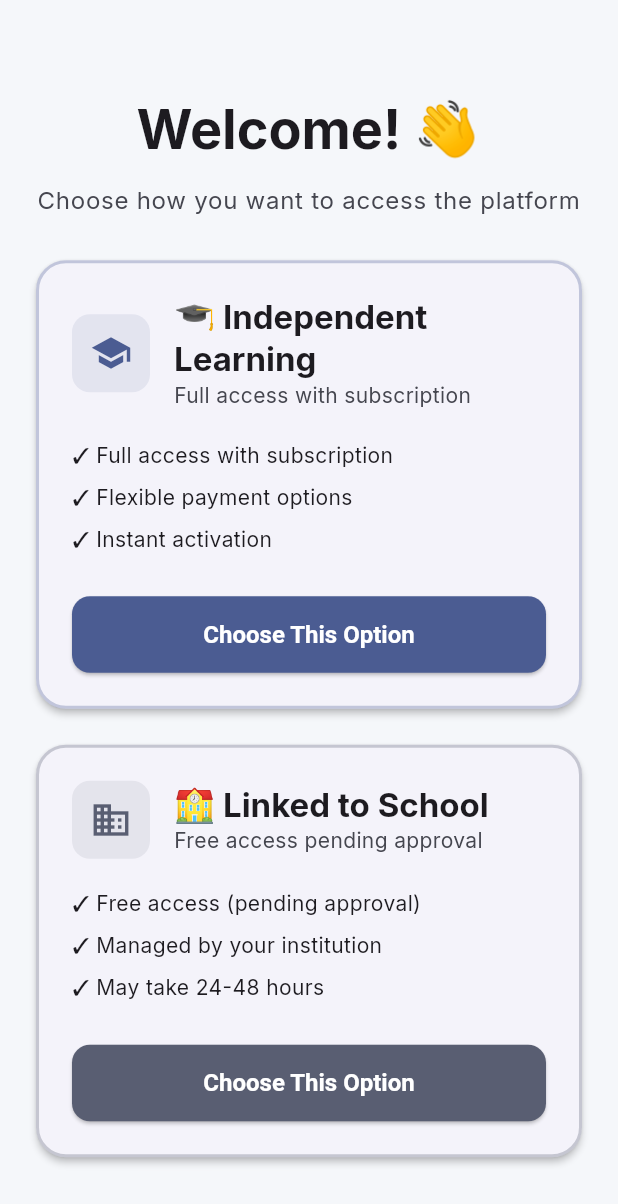
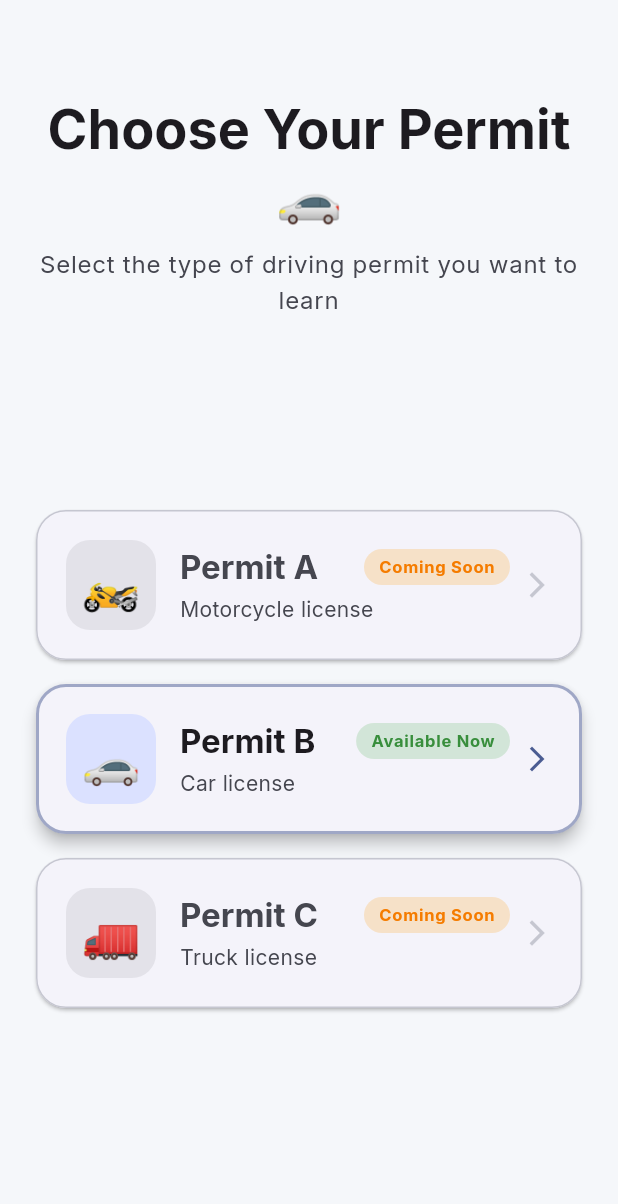
Before and after one commit to MedYahyaGarali-1/CodinyPlatforme-v2, a Flutter app: the OnboardingScreen screen opened directly, on a phone screen of 412 x 824 dp. Shown: the top 1204 px of the screen. Run offline on Flutter 3.47's test engine with Material 3 defaults, Android fonts, the light colour scheme and no system bars; our stand-ins replace fl_chart, google_fonts, shared_preferences, table_calendar; missing offline and left inert: flutter_pdfview; accounts and stored records are empty.

Commit message:
feat: Implement Permit A/B/C system - Replace Independent/School with permit types

```diff
--- a/codiny_platform_app/lib/data/models/profiles/student_profile.dart
+++ b/codiny_platform_app/lib/data/models/profiles/student_profile.dart
@@ -16,6 +16,7 @@ class StudentProfile {
   final String? schoolApprovalStatus;
   final bool? isActive;
   final String? accessLevel;
+  final String? permitType; // 'A', 'B', or 'C'
 
   const StudentProfile({
     required this.id,
@@ -31,6 +32,7 @@ class StudentProfile {
     this.schoolApprovalStatus,
     this.isActive,
     this.accessLevel,
+    this.permitType,
   });
 
   // ---------- FROM JSON ----------
@@ -55,6 +57,7 @@ class StudentProfile {
       schoolApprovalStatus: json['school_approval_status'],
       isActive: json['is_active'],
       accessLevel: json['access_level'],
+      permitType: json['permit_type'],
     );
   }
 
@@ -74,6 +77,7 @@ class StudentProfile {
       'school_approval_status': schoolApprovalStatus,
       'is_active': isActive,
       'access_level': accessLevel,
+      'permit_type': permitType,
     };
   }
 
--- a/codiny_platform_app/lib/data/repositories/onboarding_repository.dart
+++ b/codiny_platform_app/lib/data/repositories/onboarding_repository.dart
@@ -139,4 +139,27 @@ class OnboardingRepository {
       throw Exception('Failed to change access method: ${response.body}');
     }
   }
+
+  /// Choose permit type (A, B, or C)
+  Future<Map<String, dynamic>> choosePermitType({
+    required String token,
+    required String permitType, // 'A', 'B', or 'C'
+  }) async {
+    final response = await http.post(
+      Uri.parse('$baseUrl/students/onboarding/choose-permit'),
+      headers: {
+        'Content-Type': 'application/json',
+        'Authorization': 'Bearer $token',
+      },
+      body: json.encode({
+        'permit_type': permitType,
+      }),
+    );
+
+    if (response.statusCode == 200) {
+      return json.decode(response.body);
+    } else {
+      throw Exception('Failed to choose permit type: ${response.body}');
+    }
+  }
 }
--- a/codiny_platform_app/lib/features/onboarding/onboarding_screen.dart
+++ b/codiny_platform_app/lib/features/onboarding/onboarding_screen.dart
@@ -16,26 +16,33 @@ class _OnboardingScreenState extends State<OnboardingScreen> {
   final _repo = OnboardingRepository(baseUrl: Environment.baseUrl);
   bool _isLoading = false;
 
-  Future<void> _chooseIndependent() async {
+  Future<void> _choosePermit(String permitType) async {
     setState(() => _isLoading = true);
 
     try {
       final token = context.read<SessionController>().token;
       if (token == null) throw Exception('Not authenticated');
 
-      await _repo.chooseAccessMethod(
+      final result = await _repo.choosePermitType(
         token: token,
-        accessMethod: 'independent',
+        permitType: permitType,
       );
 
       if (mounted) {
-        // For now, show success message and reload dashboard
+        final info = result['info'] as String?;
+
+        if (permitType == 'B') {
           SnackBarHelper.showSuccess(
             context,
-          'Great! Please proceed with payment to activate your subscription.'
+            info ?? 'Permit B selected! Full content available once school approves.'
           );
+        } else {
+          SnackBarHelper.showInfo(
+            context,
+            info ?? 'Permit $permitType selected! Content coming soon.'
+          );
+        }
 
-        // Navigate back to dashboard - it will show limited access
         Navigator.of(context).pushNamedAndRemoveUntil(
           '/student',
           (route) => false,
@@ -52,112 +59,13 @@ class _OnboardingScreenState extends State<OnboardingScreen> {
     }
   }
 
-  Future<void> _chooseSchoolLinked() async {
-    // First, show dialog to get school name
-    final schoolName = await _showSchoolNameDialog();
-
-    if (schoolName == null || schoolName.trim().isEmpty) {
-      return; // User cancelled or entered empty name
-    }
-
-    setState(() => _isLoading = true);
-
-    try {
-      final token = context.read<SessionController>().token;
-      if (token == null) throw Exception('Not authenticated');
-
-      await _repo.chooseAccessMethod(
-        token: token,
-        accessMethod: 'school_linked',
-      );
-
-      // Link to school (using a dummy school_id for now - in production,
-      // you'd search for the school by name first)
-      await _repo.linkSchool(
-        token: token,
-        schoolId: '00000000-0000-0000-0000-000000000000', // Placeholder
-        schoolName: schoolName,
-      );
-
-      if (mounted) {
-        // Show success message
-        SnackBarHelper.showInfo(
-          context,
-          'Request sent to "$schoolName"! You\'ll get access once they approve (24-48h).'
-        );
-
-        // Navigate back to dashboard - it will show pending status
-        Navigator.of(context).pushNamedAndRemoveUntil(
-          '/student',
-          (route) => false,
-        );
-      }
-    } catch (e) {
-      if (mounted) {
-        SnackBarHelper.showError(context, 'Error: ${e.toString()}');
-      }
-    } finally {
-      if (mounted) {
-        setState(() => _isLoading = false);
-      }
-    }
-  }
-
-  Future<String?> _showSchoolNameDialog() async {
-    final controller = TextEditingController();
-
-    return showDialog<String>(
-      context: context,
-      barrierDismissible: false,
-      builder: (context) => AlertDialog(
-        title: const Text('Enter School Name'),
-        content: Column(
-          mainAxisSize: MainAxisSize.min,
-          crossAxisAlignment: CrossAxisAlignment.start,
-          children: [
-            const Text(
-              'Please enter the name of your school or institution:',
-              style: TextStyle(fontSize: 14),
-            ),
-            const SizedBox(height: 16),
-            TextField(
-              controller: controller,
-              autofocus: true,
-              decoration: const InputDecoration(
-                labelText: 'School Name',
-                hintText: 'e.g., Springfield High School',
-                border: OutlineInputBorder(),
-              ),
-              textCapitalization: TextCapitalization.words,
-            ),
-          ],
-        ),
-        actions: [
-          TextButton(
-            onPressed: () => Navigator.pop(context),
-            child: const Text('Cancel'),
-          ),
-          FilledButton(
-            onPressed: () {
-              final name = controller.text.trim();
-              if (name.isNotEmpty) {
-                Navigator.pop(context, name);
-              }
-            },
-            child: const Text('Continue'),
-          ),
-        ],
-      ),
-    );
-  }
-
   @override
   Widget build(BuildContext context) {
     final theme = Theme.of(context);
     final colorScheme = theme.colorScheme;
 
     return PopScope(
-      canPop: false, // Prevent back button
+      canPop: false,
       child: Scaffold(
         body: SafeArea(
           child: Padding(
@@ -167,9 +75,8 @@ class _OnboardingScreenState extends State<OnboardingScreen> {
               children: [
                 const SizedBox(height: 40),
 
-                // Header
                 Text(
-                  'Welcome! 👋',
+                  'Choose Your Permit 🚗',
                   style: theme.textTheme.displaySmall?.copyWith(
                     fontWeight: FontWeight.bold,
                   ),
@@ -177,7 +84,7 @@ class _OnboardingScreenState extends State<OnboardingScreen> {
                 ),
                 const SizedBox(height: 12),
                 Text(
-                  'Choose how you want to access the platform',
+                  'Select the type of driving permit you want to learn',
                   style: theme.textTheme.bodyLarge?.copyWith(
                     color: colorScheme.onSurfaceVariant,
                   ),
@@ -186,36 +93,35 @@ class _OnboardingScreenState extends State<OnboardingScreen> {
 
                 const Spacer(),
 
-                // Option 1: Independent Learning
-                _AccessMethodCard(
-                  icon: Icons.school,
-                  title: '🎓 Independent Learning',
-                  subtitle: 'Full access with subscription',
-                  benefits: const [
-                    '✓ Full access with subscription',
-                    '✓ Flexible payment options',
-                    '✓ Instant activation',
-                  ],
-                  buttonLabel: 'Choose This Option',
-                  onPressed: _isLoading ? null : _chooseIndependent,
-                  color: colorScheme.primary,
+                _PermitCard(
+                  icon: '🏍️',
+                  title: 'Permit A',
+                  subtitle: 'Motorcycle license',
+                  badge: 'Coming Soon',
+                  isAvailable: false,
+                  onPressed: _isLoading ? null : () => _choosePermit('A'),
                 ),
 
-                const SizedBox(height: 24),
+                const SizedBox(height: 16),
 
-                // Option 2: School Linked
-                _AccessMethodCard(
-                  icon: Icons.business,
-                  title: '🏫 Linked to School',
-                  subtitle: 'Free access pending approval',
-                  benefits: const [
-                    '✓ Free access (pending approval)',
-                    '✓ Managed by your institution',
-                    '✓ May take 24-48 hours',
-                  ],
-                  buttonLabel: 'Choose This Option',
-                  onPressed: _isLoading ? null : _chooseSchoolLinked,
-                  color: colorScheme.secondary,
+                _PermitCard(
+                  icon: '🚗',
+                  title: 'Permit B',
+                  subtitle: 'Car license',
+                  badge: 'Available Now',
+                  isAvailable: true,
+                  onPressed: _isLoading ? null : () => _choosePermit('B'),
+                ),
+
+                const SizedBox(height: 16),
+
+                _PermitCard(
+                  icon: '🚛',
+                  title: 'Permit C',
+                  subtitle: 'Truck license',
+                  badge: 'Coming Soon',
+                  isAvailable: false,
+                  onPressed: _isLoading ? null : () => _choosePermit('C'),
                 ),
 
                 const Spacer(),
@@ -233,23 +139,21 @@ class _OnboardingScreenState extends State<OnboardingScreen> {
   }
 }
 
-class _AccessMethodCard extends StatelessWidget {
-  final IconData icon;
+class _PermitCard extends StatelessWidget {
+  final String icon;
   final String title;
   final String subtitle;
-  final List<String> benefits;
-  final String buttonLabel;
+  final String badge;
+  final bool isAvailable;
   final VoidCallback? onPressed;
-  final Color color;
 
-  const _AccessMethodCard({
+  const _PermitCard({
     required this.icon,
     required this.title,
     required this.subtitle,
-    required this.benefits,
-    required this.buttonLabel,
+    required this.badge,
+    required this.isAvailable,
     required this.onPressed,
-    required this.color,
   });
 
   @override
@@ -258,45 +162,75 @@ class _AccessMethodCard extends StatelessWidget {
     final colorScheme = theme.colorScheme;
 
     return Card(
-      elevation: 2,
+      elevation: isAvailable ? 4 : 1,
       shape: RoundedRectangleBorder(
         borderRadius: BorderRadius.circular(20),
         side: BorderSide(
-          color: color.withOpacity(0.3),
-          width: 2,
+          color: isAvailable
+              ? colorScheme.primary.withOpacity(0.5)
+              : colorScheme.outlineVariant,
+          width: isAvailable ? 2 : 1,
         ),
       ),
+      child: InkWell(
+        onTap: onPressed,
+        borderRadius: BorderRadius.circular(20),
         child: Padding(
-        padding: const EdgeInsets.all(24.0),
+          padding: const EdgeInsets.all(20.0),
+          child: Row(
+            children: [
+              Container(
+                width: 60,
+                height: 60,
+                decoration: BoxDecoration(
+                  color: isAvailable
+                      ? colorScheme.primaryContainer
+                      : colorScheme.surfaceContainerHighest,
+                  borderRadius: BorderRadius.circular(16),
+                ),
+                child: Center(
+                  child: Text(
+                    icon,
+                    style: const TextStyle(fontSize: 32),
+                  ),
+                ),
+              ),
+
+              const SizedBox(width: 16),
+
+              Expanded(
                 child: Column(
                   crossAxisAlignment: CrossAxisAlignment.start,
                   children: [
-            // Icon and Title
                     Row(
-              children: [
-                Container(
-                  padding: const EdgeInsets.all(12),
-                  decoration: BoxDecoration(
-                    color: color.withOpacity(0.1),
-                    borderRadius: BorderRadius.circular(12),
-                  ),
-                  child: Icon(
-                    icon,
-                    color: color,
-                    size: 28,
-                  ),
-                ),
-                const SizedBox(width: 16),
-                Expanded(
-                  child: Column(
-                    crossAxisAlignment: CrossAxisAlignment.start,
                       children: [
                         Text(
                           title,
                           style: theme.textTheme.titleLarge?.copyWith(
                             fontWeight: FontWeight.bold,
+                            color: isAvailable ? null : colorScheme.onSurfaceVariant,
                           ),
                         ),
+                        const Spacer(),
+                        Container(
+                          padding: const EdgeInsets.symmetric(horizontal: 10, vertical: 4),
+                          decoration: BoxDecoration(
+                            color: isAvailable
+                                ? Colors.green.withOpacity(0.2)
+                                : Colors.orange.withOpacity(0.2),
+                            borderRadius: BorderRadius.circular(12),
+                          ),
+                          child: Text(
+                            badge,
+                            style: theme.textTheme.labelSmall?.copyWith(
+                              color: isAvailable ? Colors.green.shade700 : Colors.orange.shade700,
+                              fontWeight: FontWeight.bold,
+                            ),
+                          ),
+                        ),
+                      ],
+                    ),
+                    const SizedBox(height: 4),
                     Text(
                       subtitle,
                       style: theme.textTheme.bodyMedium?.copyWith(
@@ -306,45 +240,16 @@ class _AccessMethodCard extends StatelessWidget {
                   ],
                 ),
               ),
+
+              const SizedBox(width: 8),
+
+              Icon(
+                Icons.arrow_forward_ios,
+                size: 20,
+                color: isAvailable ? colorScheme.primary : colorScheme.outlineVariant,
+              ),
             ],
           ),
-
-            const SizedBox(height: 20),
-
-            // Benefits
-            ...benefits.map((benefit) => Padding(
-              padding: const EdgeInsets.only(bottom: 8),
-              child: Text(
-                benefit,
-                style: theme.textTheme.bodyMedium,
-              ),
-            )),
-
-            const SizedBox(height: 20),
-
-            // Button
-            SizedBox(
-              width: double.infinity,
-              child: ElevatedButton(
-                onPressed: onPressed,
-                style: ElevatedButton.styleFrom(
-                  backgroundColor: color,
-                  foregroundColor: Colors.white,
-                  padding: const EdgeInsets.symmetric(vertical: 16),
-                  shape: RoundedRectangleBorder(
-                    borderRadius: BorderRadius.circular(12),
-                  ),
-                ),
-                child: Text(
-                  buttonLabel,
-                  style: const TextStyle(
-                    fontSize: 16,
-                    fontWeight: FontWeight.bold,
-                  ),
-                ),
-              ),
-            ),
-          ],
         ),
       ),
     );
```
Also changed, not shown: 5 other files. Lines whose indentation alone changed are shown as unchanged.
